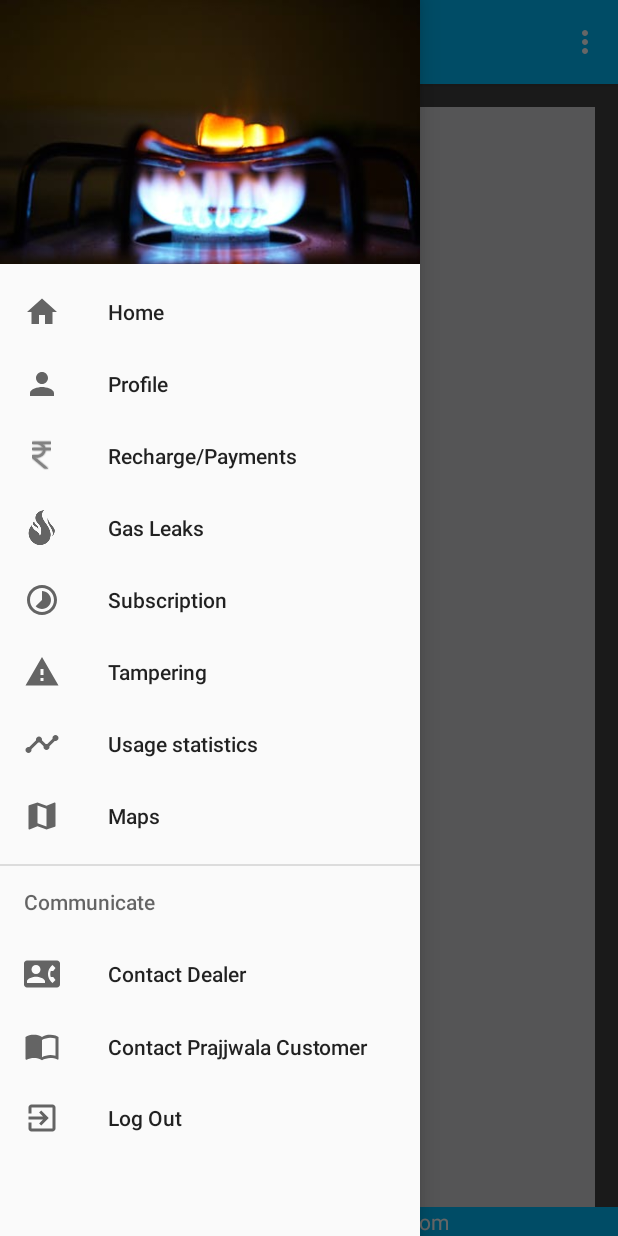
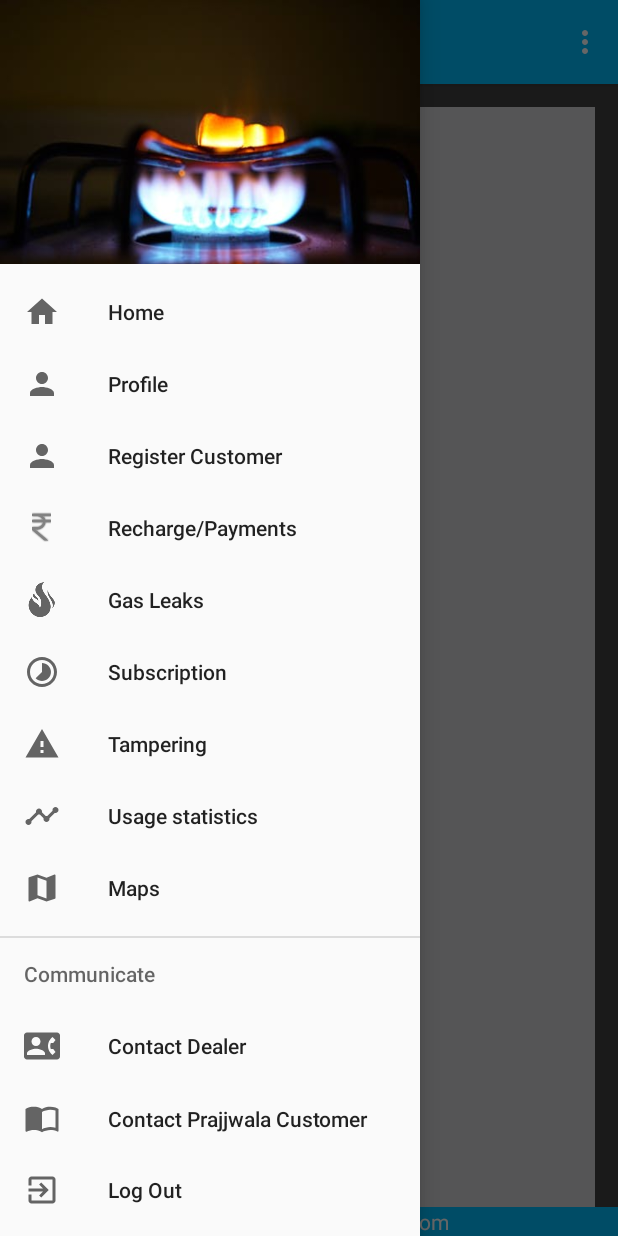
Before and after one commit to Mahanotrahul/Prajjawala_Retailer, an Android app: the fragment BlankFragment2 placed in its activity, with the side drawer open, on a phone screen of 412 x 824 dp. Run offline under Robolectric (Android 15) with nearby library versions, the phone set to English and light mode, and no system bars; libraries missing offline, so code that uses them is left out: com.facebook.drawee; plain views replace SimpleDraweeView; pictures from the network do not load; Roboto replaces fonts that are not available here; 5 statements that could not run were skipped.

Commit message:
Finished with the adding consumer part for retailers

```diff
--- a/app/src/main/java/com/iitbbs/prajjwala/MainActivity.java
+++ b/app/src/main/java/com/iitbbs/prajjwala/MainActivity.java
@@ -179,6 +179,12 @@ public class MainActivity extends AppCompatActivity
             editor.clear();
             editor.commit();
             startActivity(intent);
+        } else if(id == R.id.nav_register_customer) {
+            android.app.FragmentManager fragmentManager = getFragmentManager();
+            FragmentTransaction ft = fragmentManager.beginTransaction();
+            ft.replace(R.id.fragment, new BlankFragment9());
+            ft.addToBackStack(null);
+            ft.commit();
         }
 
         DrawerLayout drawer = (DrawerLayout) findViewById(R.id.drawer_layout);
--- a/app/src/main/res/layout/fragment_blank_fragment2.xml
+++ b/app/src/main/res/layout/fragment_blank_fragment2.xml
@@ -15,8 +15,7 @@
         android:layout_marginEnd="-10dp"
         android:weightSum="10"
         android:textColor="@color/white"
-        android:background="@drawable/borderstyle"
-        >
+        android:background="@drawable/border" >
         <View
             android:layout_width="wrap_content"
             android:layout_height="0dp"
--- a/app/src/main/res/menu/activity_main_drawer.xml
+++ b/app/src/main/res/menu/activity_main_drawer.xml
@@ -10,6 +10,9 @@
         <item android:id="@+id/nav_profile"
             android:icon="@drawable/ic_person_black_24dp"
             android:title="@string/profile" />
+        <item android:id="@+id/nav_register_customer"
+            android:icon="@drawable/ic_person_black_24dp"
+            android:title="Register Customer" />
         <item
             android:id="@+id/nav_recharge"
             android:icon="@drawable/ic_action_rupee"
```
Also changed, not shown: 1978 other files.
